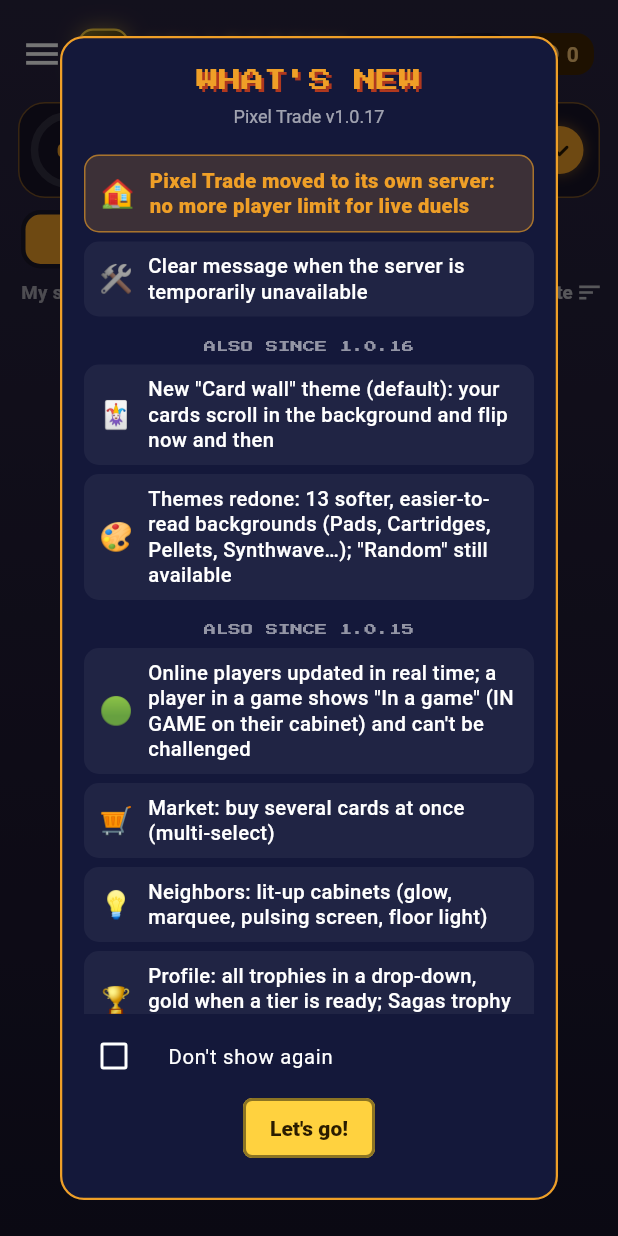
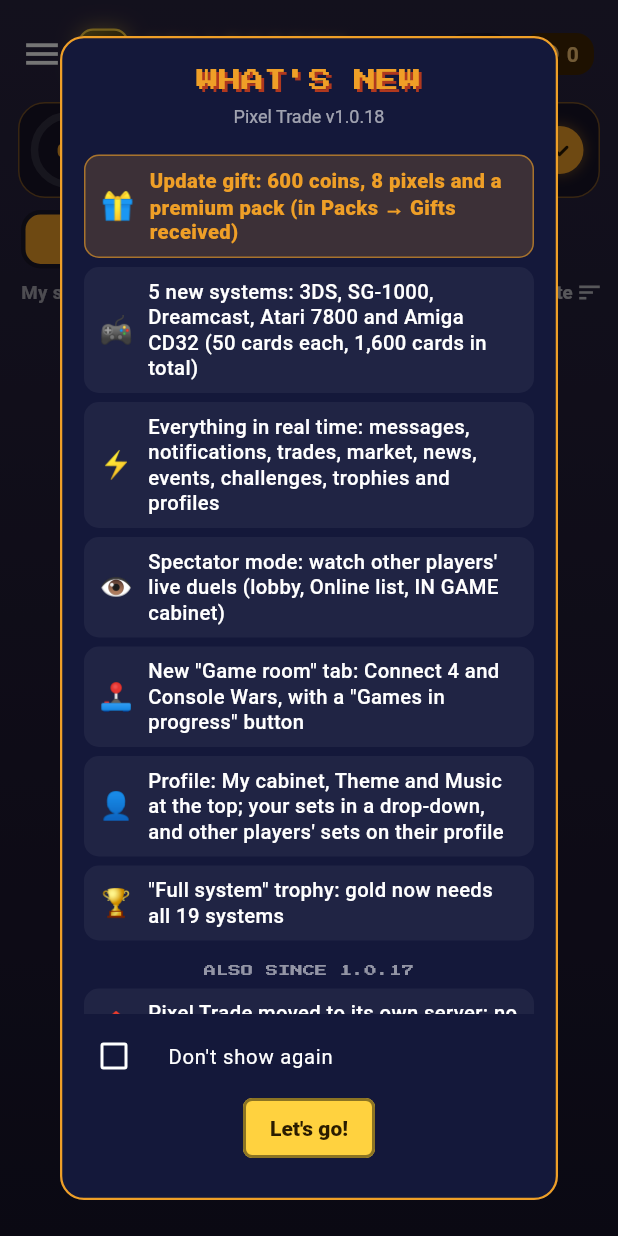
Before and after one commit to foclabroc/retro_collec_app, a Flutter app: the HomeShell screen opened directly, on a phone screen of 412 x 824 dp. Run offline on Flutter 3.47's test engine with Material 3 defaults, Android fonts, the phone set to English and light mode, and no system bars; our stand-ins replace flutter_local_notifications, google_fonts, open_filex, sensors_plus, shared_preferences, web; missing offline and left inert: dart:js_interop, workmanager; accounts and stored records are empty; network calls fail; statements that could not run were skipped.

Commit message:
1.0.18 : version, nouveautés, CHANGELOG, cadeau de mise à jour (600 pièces, 8 pixels, 1 booster premium)
Co-Authored-By: Claude Opus 5.5 <noreply@anthropic.com>
Claude-Session: https://claude.ai/code/session_012pbmJAc6DTPDskod7j8sGz

```diff
--- a/lib/main.dart
+++ b/lib/main.dart
@@ -33,6 +33,7 @@ import 'title_screen.dart';
 import 'update_check.dart';
 import 'welcome.dart';
 import 'whats_new.dart';
+import 'rewards.dart';
 
 // ═══════════════════════════════════════════════════════════════════════════
 // PIXEL TRADE — collection multijoueur de boîtes de jeux rétro, by foclabroc
@@ -538,20 +539,25 @@ class HomeShellState extends State<HomeShell> with WidgetsBindingObserver {
     });
   }
 
-  /// Cadeau de mise à jour (500 pièces en 1.0.16), versé une seule fois par le serveur.
+  /// Cadeau de mise à jour (1.0.16 : 500 pièces ; 1.0.18 : 600 pièces, 8 pixels, 1 booster premium),
+  /// versé une seule fois par le serveur. `reward` = même JSON que les récompenses (rewards.dart).
   Future<void> _upgradeGift() async {
     try {
       final r = await RcServer.upgradeGift(kRetroCollecVersion);
-      final n = (r['coins'] as num? ?? 0).toInt();
-      if (n <= 0 || !mounted) return;
+      final rw = r['reward'] ?? {'coins': r['coins'] ?? 0};
+      final txt = rewardText(rw, icons: false);
+      if (txt.isEmpty || !mounted) return;
+      final pack = rewardHasPacks(rw);
       await Game.i.refresh();
       if (!mounted) return;
       await showDialog<void>(
         context: context,
         builder: (ctx) => AlertDialog(
           title: Text(px(t('CADEAU', 'GIFT')), style: pixelStyle(size: 14)),
-          content: Text(t('Mise à jour $kRetroCollecVersion : +$n pièces offertes en dédommagement. Merci de ta patience !',
-              'Update $kRetroCollecVersion: +$n coins as compensation. Thanks for your patience!')),
+          content: Text(t('Mise à jour $kRetroCollecVersion : $txt offerts. Merci de jouer à Pixel Trade !'
+                  '${pack ? '\n\nLe booster t\'attend dans Paquets → Cadeaux reçus.' : ''}',
+              'Update $kRetroCollecVersion: $txt for you. Thanks for playing Pixel Trade!'
+                  '${pack ? '\n\nYour pack is waiting in Packs → Gifts received.' : ''}')),
           actions: [ElevatedButton(onPressed: () => Navigator.pop(ctx), child: Text(t('Merci !', 'Thanks!')))],
         ),
       );
--- a/lib/update_check.dart
+++ b/lib/update_check.dart
@@ -19,7 +19,7 @@ import 'web_audio_stub.dart' if (dart.library.js_interop) 'web_audio_web.dart';
 // ═══════════════════════════════════════════════════════════════════════════
 
 /// Version de l'application (identique au pubspec.yaml, sans le « +N »).
-const kRetroCollecVersion = '1.0.17';
+const kRetroCollecVersion = '1.0.18';
 
 const _apiLatest = 'https://api.github.com/repos/foclabroc/retro_collec_app/releases/latest';
 const _releasesPage = 'https://github.com/foclabroc/retro_collec_app/releases/latest';
--- a/lib/whats_new.dart
+++ b/lib/whats_new.dart
@@ -12,6 +12,20 @@ import 'update_check.dart';
 // ═══════════════════════════════════════════════════════════════════════════
 
 const _kNews = <(String, String, String)>[
+  ('🎁', 'Cadeau de mise à jour : 600 pièces, 8 pixels et un booster premium (dans Paquets → Cadeaux reçus)',
+      'Update gift: 600 coins, 8 pixels and a premium pack (in Packs → Gifts received)'),
+  ('🎮', '5 nouvelles consoles : 3DS, SG-1000, Dreamcast, Atari 7800 et Amiga CD32 (50 cartes chacune, 1600 cartes en tout)',
+      '5 new systems: 3DS, SG-1000, Dreamcast, Atari 7800 and Amiga CD32 (50 cards each, 1,600 cards in total)'),
+  ('⚡', 'Tout en temps réel : messages, notifications, échanges, Bourse, Actu, événements, défis, trophées et profils',
+      'Everything in real time: messages, notifications, trades, market, news, events, challenges, trophies and profiles'),
+  ('👁', 'Mode spectateur : regarde les duels en direct des autres joueurs (salon, liste En ligne, borne IN GAME)',
+      'Spectator mode: watch other players\' live duels (lobby, Online list, IN GAME cabinet)'),
+  ('🕹', 'Nouvel onglet « Salle de jeux » : 4 en ligne et Console Wars, avec le bouton « Jeux en cours »',
+      'New "Game room" tab: Connect 4 and Console Wars, with a "Games in progress" button'),
+  ('👤', 'Profil : Ma borne, Thème et Musique en haut ; tes séries en déroulant, et celles des autres sur leur profil',
+      'Profile: My cabinet, Theme and Music at the top; your sets in a drop-down, and other players\' sets on their profile'),
+  ('🏆', 'Trophée « Console complète » : l\'or demande maintenant les 19 consoles', '"Full system" trophy: gold now needs all 19 systems'),
+  ('#', 'Aussi depuis la 1.0.17', 'Also since 1.0.17'),
   ('🏠', 'Pixel Trade a déménagé sur son propre serveur : plus de limite de joueurs pour les duels en direct',
       'Pixel Trade moved to its own server: no more player limit for live duels'),
   ('🛠', 'Message clair quand le serveur est momentanément indisponible', 'Clear message when the server is temporarily unavailable'),
--- a/pubspec.yaml
+++ b/pubspec.yaml
@@ -1,7 +1,7 @@
 name: retro_collec
 description: Pixel Trade — collection multijoueur de boîtes de jeux rétro (paquets, échanges, marché) by foclabroc
 publish_to: 'none'
-version: 1.0.17+18
+version: 1.0.18+19
 
 environment:
   sdk: '>=3.0.0 <4.0.0'
```
Also changed, not shown: 4 other files.
